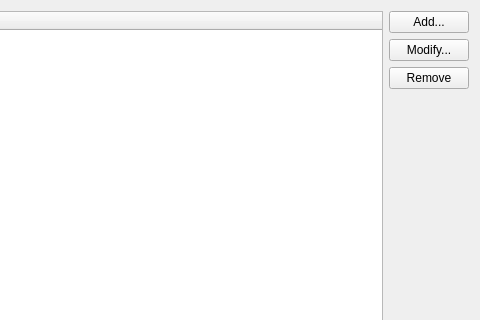
This is sendlateragent/ui/sendlaterwidget.ui in KDE/kdepim as Qt 5 draws it before an edit; both pictures show x 201 to 681 and y 0 to 320 of the 681 by 634 pixel window. The edited form follows.
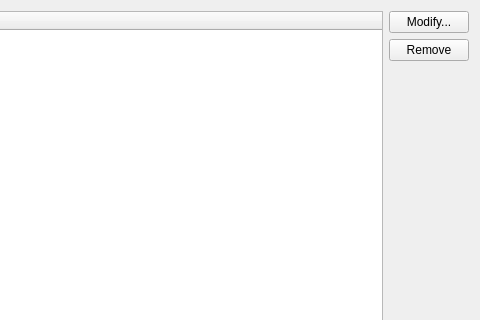
This is the edited form.

Commit message: Not necessary to have an "add" item. We can modify/remove but not add

```diff
--- a/sendlateragent/ui/sendlaterwidget.ui
+++ b/sendlateragent/ui/sendlaterwidget.ui
@@ -13,13 +13,6 @@
   <layout class="QGridLayout" name="gridLayout">
    <item row="0" column="1">
     <layout class="QVBoxLayout" name="verticalLayout">
-     <item>
-      <widget class="QPushButton" name="addItem">
-       <property name="text">
-        <string>Add...</string>
-       </property>
-      </widget>
-     </item>
      <item>
       <widget class="QPushButton" name="modifyItem">
        <property name="text">
```
The commit also changes 2 other files.
